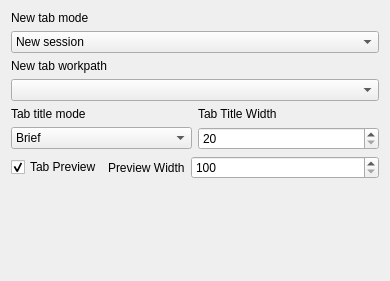
Before: the Qt Designer form src/globaloptions/globaloptionsgeneralwidget.ui in QQxiaoming/quardCRT, drawn with Qt 5.
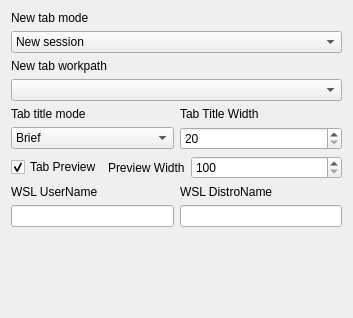
After: the same form once the commit is applied.

Patch:
```diff
--- a/src/globaloptions/globaloptionsgeneralwidget.ui
+++ b/src/globaloptions/globaloptionsgeneralwidget.ui
@@ -6,8 +6,8 @@
    <rect>
     <x>0</x>
     <y>0</y>
-    <width>390</width>
-    <height>281</height>
+    <width>353</width>
+    <height>318</height>
    </rect>
   </property>
   <layout class="QVBoxLayout" name="verticalLayout_5">
@@ -190,6 +190,30 @@
      </item>
     </layout>
    </item>
+   <item>
+    <layout class="QGridLayout" name="gridLayout">
+     <item row="0" column="0">
+      <widget class="QLabel" name="labelWSLUserName">
+       <property name="text">
+        <string>WSL UserName</string>
+       </property>
+      </widget>
+     </item>
+     <item row="0" column="1">
+      <widget class="QLabel" name="labelWSLDistroName">
+       <property name="text">
+        <string>WSL DistroName</string>
+       </property>
+      </widget>
+     </item>
+     <item row="1" column="0">
+      <widget class="QLineEdit" name="lineEditWSLUserName"/>
+     </item>
+     <item row="1" column="1">
+      <widget class="QLineEdit" name="lineEditWSLDistroName"/>
+     </item>
+    </layout>
+   </item>
    <item>
     <spacer name="verticalSpacer">
      <property name="orientation">
```
